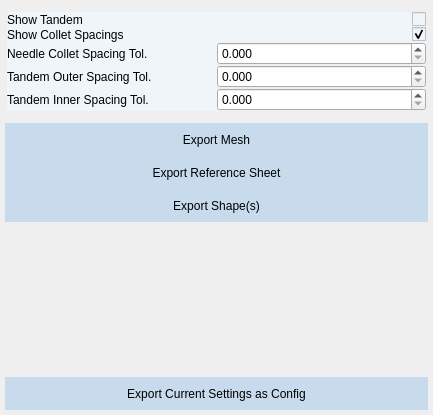
This is src/windows/ui/export_view.ui in brachify/brachify as Qt 5 draws it before an edit. The edited form follows.
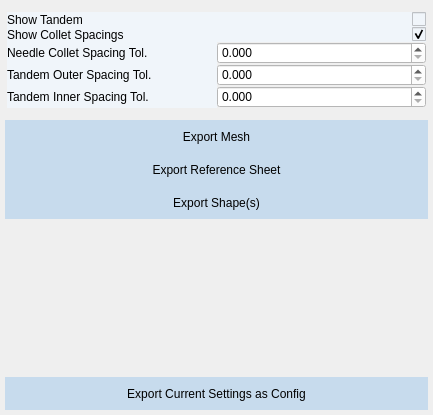
This is the edited form.

```diff
--- a/src/windows/ui/export_view.ui
+++ b/src/windows/ui/export_view.ui
@@ -155,7 +155,8 @@
         </sizepolicy>
        </property>
        <property name="styleSheet">
-        <string notr="true">background-color: rgb(240, 245, 250);</string>
+        <string notr="true">background-color: rgb(240, 245, 250);
+color: rgb(0, 0, 0);</string>
        </property>
        <property name="text">
         <string>Needle Collet Spacing Tol.</string>
@@ -170,6 +171,11 @@
          <verstretch>0</verstretch>
         </sizepolicy>
        </property>
+       <property name="styleSheet">
+        <string notr="true">background-color: rgb(255, 255, 255);
+color: rgb(0, 0, 0);
+</string>
+       </property>
        <property name="decimals">
         <number>3</number>
        </property>
@@ -184,7 +190,8 @@
         </sizepolicy>
        </property>
        <property name="styleSheet">
-        <string notr="true">background-color: rgb(240, 245, 250);</string>
+        <string notr="true">background-color: rgb(240, 245, 250);
+color: rgb(0, 0, 0);</string>
        </property>
        <property name="text">
         <string>Tandem Outer Spacing Tol.</string>
@@ -199,6 +206,11 @@
          <verstretch>0</verstretch>
         </sizepolicy>
        </property>
+       <property name="styleSheet">
+        <string notr="true">background-color: rgb(255, 255, 255);
+color: rgb(0, 0, 0);
+</string>
+       </property>
        <property name="decimals">
         <number>3</number>
        </property>
@@ -213,7 +225,8 @@
         </sizepolicy>
        </property>
        <property name="styleSheet">
-        <string notr="true">background-color: rgb(240, 245, 250);</string>
+        <string notr="true">background-color: rgb(240, 245, 250);
+color: rgb(0, 0, 0);</string>
        </property>
        <property name="text">
         <string>Tandem Inner Spacing Tol.</string>
@@ -228,6 +241,11 @@
          <verstretch>0</verstretch>
         </sizepolicy>
        </property>
+       <property name="styleSheet">
+        <string notr="true">background-color: rgb(255, 255, 255);
+color: rgb(0, 0, 0);
+</string>
+       </property>
        <property name="decimals">
         <number>3</number>
        </property>
@@ -238,7 +256,7 @@
    <item>
     <spacer name="verticalSpacer_2">
      <property name="sizePolicy">
-      <sizepolicy hsizetype="MinimumExpanding" vsizetype="Fixed">
+      <sizepolicy hsizetype="Minimum" vsizetype="Fixed">
        <horstretch>0</horstretch>
        <verstretch>0</verstretch>
       </sizepolicy>
```
Left out of the diff: 6 changed lines with no effect on the pictures.
